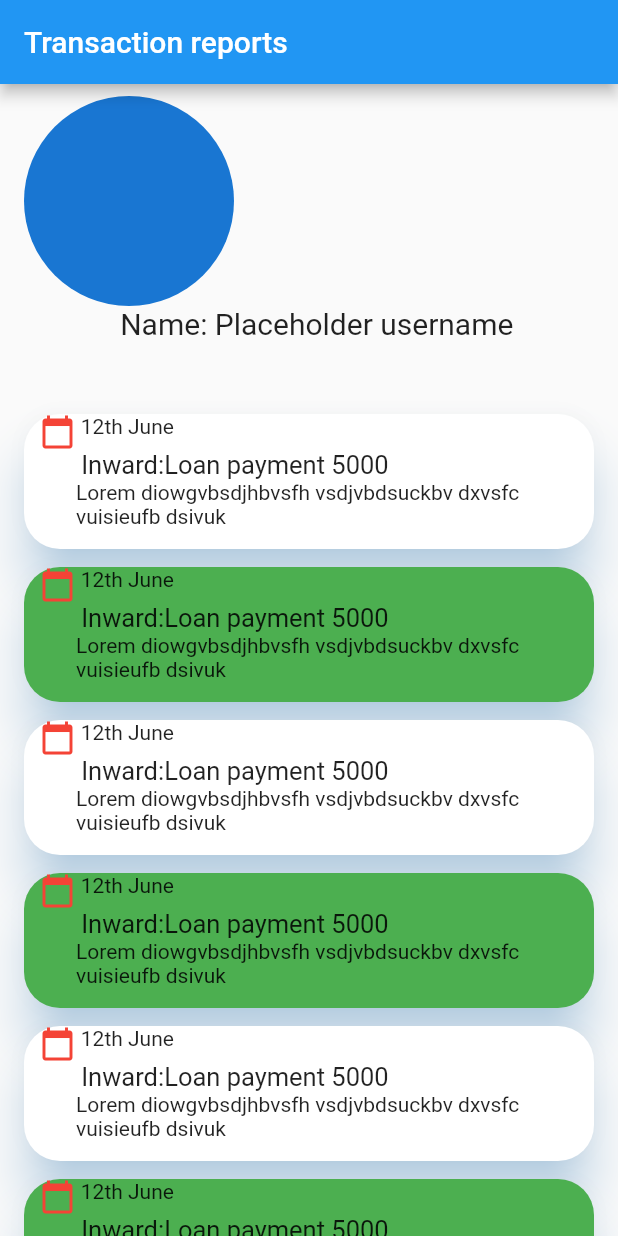
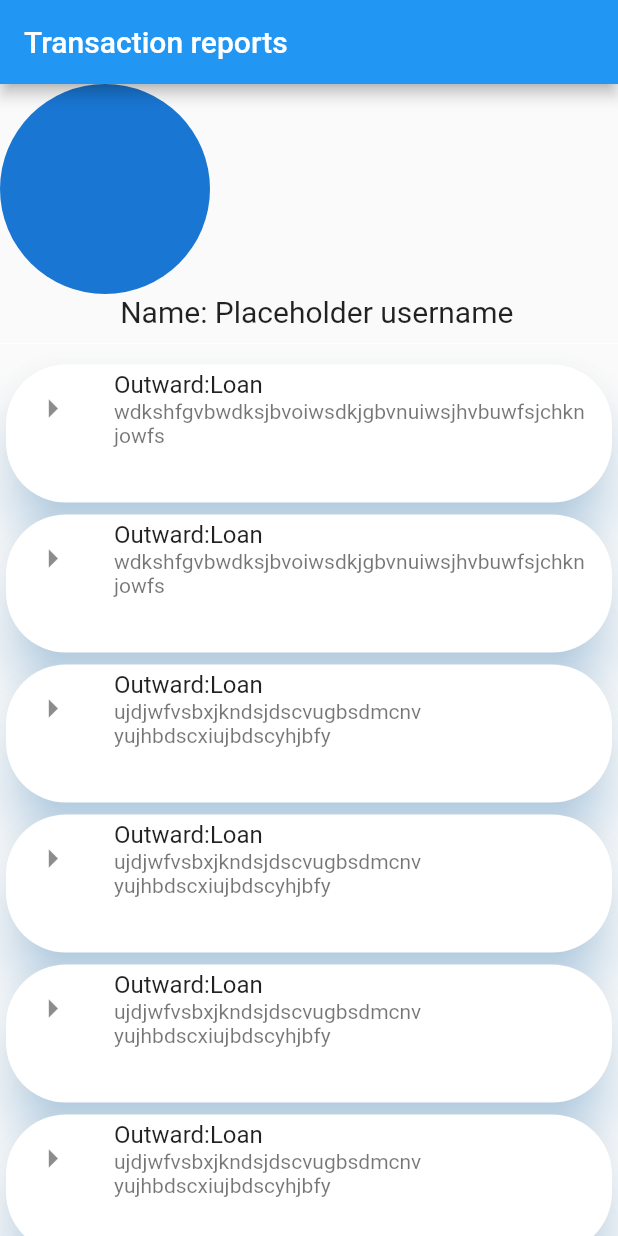
Before and after one commit to DK-denno/sacx, a Flutter app: the screen it shows after launch, on a phone screen of 412 x 824 dp. Run offline on Flutter 3.47's test engine with Material 2 defaults, Android fonts, the phone set to English and light mode, and no system bars; our stand-ins replace after_layout, shared_preferences; missing offline and left inert: wc_form_validators.

Commit message:
reports.....same style different code

```diff
--- a/lib/main.dart
+++ b/lib/main.dart
@@ -17,6 +17,7 @@ import 'loader.dart';
 import "profile.dart";
 import "loansPage.dart";
 import 'profileLogic.dart';
+import "testList.dart";
 
 
 void main()=>runApp(MaterialApp(
--- a/lib/reportsUi.dart
+++ b/lib/reportsUi.dart
@@ -13,48 +13,49 @@ class reports extends StatefulWidget {
 
 class _reportsState extends State<reports> {
 
-  Material myTiles(IconData icon,String title,Color color) {
-    return Material(
-      color: color,
-      elevation: 14.0,
-      shadowColor: Color(0x802196F3),
-      borderRadius: BorderRadius.circular(24.0),
-        child:Column(
-          children: <Widget>[
-            Row(
-              crossAxisAlignment: CrossAxisAlignment.start,
-              children: <Widget>[
-                Text("   "),
-                Icon(Icons.calendar_today,color: Colors.red),
-                Text(" 12th June"),
 
-              ],
-            ),
-            Row(
-              crossAxisAlignment: CrossAxisAlignment.start,
-              mainAxisAlignment: MainAxisAlignment.start,
-              children: <Widget>[
-                Text("           "),
-                Text("Inward:Loan payment",style: TextStyle(fontSize: 17.0)),
-                Text(" 5000",style: TextStyle(fontSize: 17.0)),
-              ],
-            ),
-            Row(
-              crossAxisAlignment: CrossAxisAlignment.start,
-              mainAxisAlignment: MainAxisAlignment.start,
-              children: <Widget>[
-                  Text("          "),
-                Flexible(child: Text("Lorem diowgvbsdjhbvsfh vsdjvbdsuckbv dxvsfc vuisieufb dsivuk ",overflow: TextOverflow.visible,))
-              ],
-            )
+    List<String>reports=[
+      "wdkshfgvbwdksjbvoiwsdkjgbvnuiwsjhvbuwfsjchkn jowfs",
+      "wdkshfgvbwdksjbvoiwsdkjgbvnuiwsjhvbuwfsjchkn jowfs",
+      "ujdjwfvsbxjkndsjdscvugbsdmcnv yujhbdscxiujbdscyhjbfy",
+      "ujdjwfvsbxjkndsjdscvugbsdmcnv yujhbdscxiujbdscyhjbfy",
+      "ujdjwfvsbxjkndsjdscvugbsdmcnv yujhbdscxiujbdscyhjbfy",
+      "ujdjwfvsbxjkndsjdscvugbsdmcnv yujhbdscxiujbdscyhjbfy",
+      "ujdjwfvsbxjkndsjdscvugbsdmcnv yujhbdscxiujbdscyhjbfy",
+      "ujdjwfvsbxjkndsjdscvugbsdmcnv yujhbdscxiujbdscyhjbfy",
+      "ujdjwfvsbxjkndsjdscvugbsdmcnv yujhbdscxiujbdscyhjbfy",
+      "ujdjwfvsbxjkndsjdscvugbsdmcnv yujhbdscxiujbdscyhjbfy",
+      "ujdjwfvsbxjkndsjdscvugbsdmcnv yujhbdscxiujbdscyhjbfy",
+      "ujdjwfvsbxjkndsjdscvugbsdmcnv yujhbdscxiujbdscyhjbfy",
+      "ujdjwfvsbxjkndsjdscvugbsdmcnv yujhbdscxiujbdscyhjbfy",
+      "ujdjwfvsbxjkndsjdscvugbsdmcnv yujhbdscxiujbdscyhjbfy",
+      "ujdjwfvsbxjkndsjdscvugbsdmcnv yujhbdscxiujbdscyhjbfy",
+      "ujdjwfvsbxjkndsjdscvugbsdmcnv yujhbdscxiujbdscyhjbfy",
+      "ujdjwfvsbxjkndsjdscvugbsdmcnv yujhbdscxiujbdscyhjbfy",
+      "ujdjwfvsbxjkndsjdscvugbsdmcnv yujhbdscxiujbdscyhjbfy",
+      "ujdjwfvsbxjkndsjdscvugbsdmcnv yujhbdscxiujbdscyhjbfy",
+      "ujdjwfvsbxjkndsjdscvugbsdmcnv yujhbdscxiujbdscyhjbfy",
+      "ujdjwfvsbxjkndsjdscvugbsdmcnv yujhbdscxiujbdscyhjbfy",
+      "ujdjwfvsbxjkndsjdscvugbsdmcnv yujhbdscxiujbdscyhjbfy",
+      "ujdjwfvsbxjkndsjdscvugbsdmcnv yujhbdscxiujbdscyhjbfy",
+      "ujdjwfvsbxjkndsjdscvugbsdmcnv yujhbdscxiujbdscyhjbfy",
+      "ujdjwfvsbxjkndsjdscvugbsdmcnv yujhbdscxiujbdscyhjbfy",
+      "ujdjwfvsbxjkndsjdscvugbsdmcnv yujhbdscxiujbdscyhjbfy",
+      "ujdjwfvsbxjkndsjdscvugbsdmcnv yujhbdscxiujbdscyhjbfy",
+      "ujdjwfvsbxjkndsjdscvugbsdmcnv yujhbdscxiujbdscyhjbfy",
+      "ujdjwfvsbxjkndsjdscvugbsdmcnv yujhbdscxiujbdscyhjbfy",
+      "ujdjwfvsbxjkndsjdscvugbsdmcnv yujhbdscxiujbdscyhjbfy",
+      "ujdjwfvsbxjkndsjdscvugbsdmcnv yujhbdscxiujbdscyhjbfy",
+      "ujdjwfvsbxjkndsjdscvugbsdmcnv yujhbdscxiujbdscyhjbfy",
+      "ujdjwfvsbxjkndsjdscvugbsdmcnv yujhbdscxiujbdscyhjbfy",
+      "ujdjwfvsbxjkndsjdscvugbsdmcnv yujhbdscxiujbdscyhjbfy",
+      "ujdjwfvsbxjkndsjdscvugbsdmcnv yujhbdscxiujbdscyhjbfy",
+      "ujdjwfvsbxjkndsjdscvugbsdmcnv yujhbdscxiujbdscyhjbfy",
+      "ujdjwfvsbxjkndsjdscvugbsdmcnv yujhbdscxiujbdscyhjbfy",
+      "ujdjwfvsbxjkndsjdscvugbsdmcnv yujhbdscxiujbdscyhjbfy",
+      "ujdjwfvsbxjkndsjdscvugbsdmcnv yujhbdscxiujbdscyhjbfy",
 
-          ],
-        ),
-
-    );
-  }
-
-
+    ];
 
 
   @override
@@ -64,11 +65,7 @@ class _reportsState extends State<reports> {
         title: Text("Transaction reports"),
        backgroundColor: Colors.blue,
       ),
-      body:StaggeredGridView.count(
-        crossAxisCount: 2,
-        crossAxisSpacing: 12.0,
-        mainAxisSpacing: 12.0,
-        padding: EdgeInsets.symmetric(horizontal: 16.0,vertical: 8.0),
+      body:ListView(
         children: <Widget>[
           Column(
             children: <Widget>[
@@ -89,47 +86,36 @@ class _reportsState extends State<reports> {
 
             ],
           ),
-          myTiles(Icons.receipt,"Reports",Colors.white),
-          myTiles(Icons.receipt,"Reports",Colors.green),
-          myTiles(Icons.receipt,"Reports",Colors.white),
-          myTiles(Icons.receipt,"Reports",Colors.green),
-          myTiles(Icons.receipt,"Reports",Colors.white),
-          myTiles(Icons.receipt,"Reports",Colors.green),
-          myTiles(Icons.receipt,"Reports",Colors.white),
-          myTiles(Icons.receipt,"Reports",Colors.green),
-          myTiles(Icons.receipt,"Reports",Colors.white),
-          myTiles(Icons.receipt,"Reports",Colors.green),
-          myTiles(Icons.receipt,"Reports",Colors.white),
-          myTiles(Icons.receipt,"Reports",Colors.green),
-          myTiles(Icons.receipt,"Reports",Colors.white),
-          myTiles(Icons.receipt,"Reports",Colors.green),
-          myTiles(Icons.receipt,"Reports",Colors.white),
-          myTiles(Icons.receipt,"Reports",Colors.green),
-          myTiles(Icons.receipt,"Reports",Colors.green),
+          Divider(height: 20.0,color: Colors.white),
+          Column(
+            children: reports.map((report) {
+              return Container(
+                height: 100,
+                child: Card(
+                  elevation: 15.0,
+                  borderOnForeground: true,
+                  shadowColor: Color(0x802196F3),
+                  shape: RoundedRectangleBorder(
+                    borderRadius: BorderRadius.circular(40.0),
+                  ),
 
-
-
-        ],
-        staggeredTiles: [
-          StaggeredTile.extent(2, 200.0),
-          StaggeredTile.extent(2, 90.0),
-          StaggeredTile.extent(2, 90.0),
-          StaggeredTile.extent(2, 90.0),
-          StaggeredTile.extent(2, 90.0),
-          StaggeredTile.extent(2, 90.0),
-          StaggeredTile.extent(2, 90.0),
-          StaggeredTile.extent(2, 90.0),
-          StaggeredTile.extent(2, 90.0),
-          StaggeredTile.extent(2, 90.0),
-          StaggeredTile.extent(2, 90.0),
-          StaggeredTile.extent(2, 90.0),
-          StaggeredTile.extent(2, 90.0),
-          StaggeredTile.extent(2, 90.0),
-          StaggeredTile.extent(2, 90.0),
-
-
+                  child: Column(
+                    mainAxisSize: MainAxisSize.min,
+                    children: <Widget>[
+                       ListTile(
+                        leading: Icon(Icons.arrow_right, size: 30),
+                        title: Text('Outward:Loan'),
+                        subtitle: Text(report),
+                      ),
                     ],
                   ),
+                ),
+              );
+            }).toList(),
+          ),
+        ],
+      ),
+
     );
   }
 }
--- /dev/null
+++ b/lib/testList.dart
@@ -0,0 +1,32 @@
+import "package:flutter/material.dart";
+
+
+class testList extends StatefulWidget {
+  @override
+  _testListState createState() => _testListState();
+}
+
+class _testListState extends State<testList> {
+
+  List<String>reports=[
+    "wdkshfgvbwdksjbvoiwsdkjgbvnuiwsjhvbuwfsjchkn jowfs",
+    "ujdjwfvsbxjkndsjdscvugbsdmcnv yujhbdscxiujbdscyhjbfy",
+    "ujdjwfvsbxjkndsjdscvugbsdmcnv yujhbdscxiujbdscyhjbfy",
+  ];
+
+  @override
+  Widget build(BuildContext context) {
+    return Scaffold(
+      appBar: AppBar(
+        title:Text("TEST 123"),
+        centerTitle: true,
+        backgroundColor: Colors.redAccent,
+      ),
+      body: Column(
+      children: reports.map((report){
+          return Text(report);
+      }).toList()
+    ),
+    );
+  }
+}
```
Lines whose indentation alone changed are shown as unchanged.
